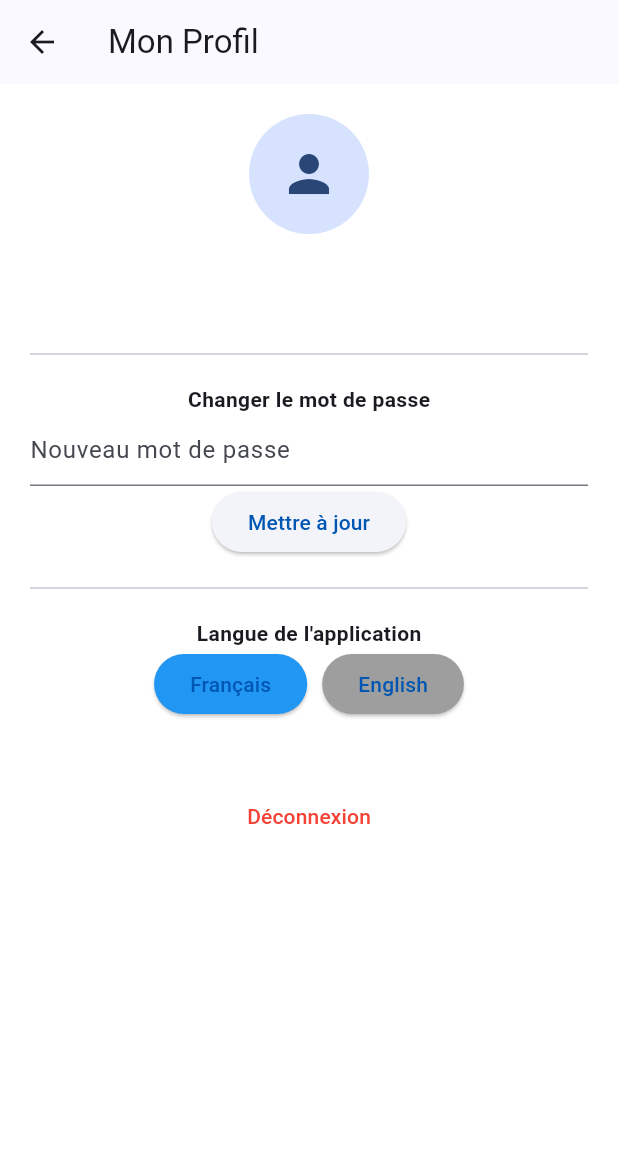
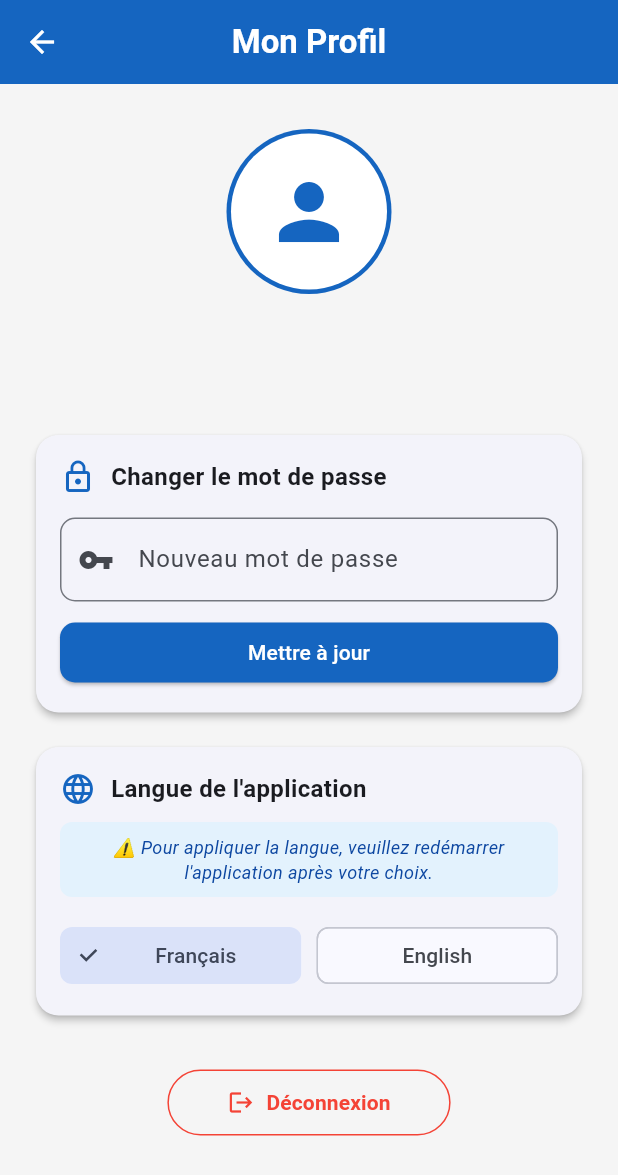
Before and after one commit to Ltressi404NotFound/soutenance2026IUCMobile, a Flutter app: the ProfilePage screen opened by its route, on a phone screen of 412 x 824 dp. Shown: the top 1175 px of the screen. Run offline on Flutter 3.47's test engine with Material 3 defaults, Android fonts, the phone set to English and light mode, and no system bars; our stand-ins replace audioplayers, cloud_firestore, firebase_auth, firebase_core, printing; accounts and stored records are empty; network calls fail.

Commit message:
deuxiemme commit pour la mise a jours

```diff
--- a/lib/main.dart
+++ b/lib/main.dart
@@ -2,6 +2,8 @@ import 'package:flutter/material.dart';
 import 'package:firebase_core/firebase_core.dart';
 import 'package:provider/provider.dart'; // Nécessaire pour la traduction globale
 import 'services/translation_service.dart'; // Ton service de traduction
+import 'views/hopital_carner_page.dart'; // Vérifie que le nom du fichier correspond
+import 'package:firebase_auth/firebase_auth.dart'; // Nécessaire pour passer l'UID
 
 // Import des vues
 import 'views/splash_screen.dart';
@@ -76,6 +78,9 @@ class FirstAidApp extends StatelessWidget {
             '/firstaid_steps': (context) => const FirstAidStepsPage(),
             '/profile': (context) => ProfilePage(),
             '/chat': (context) => ChatPage(), // Route pour la Chatbox
+            '/carnet': (context) => CarnetMedicalPage(
+              uid: FirebaseAuth.instance.currentUser?.uid ?? '',
+            ),
           },
         );
       },
--- a/lib/views/home_page.dart
+++ b/lib/views/home_page.dart
@@ -134,11 +134,11 @@ class HomePage extends StatelessWidget {
                       ),
                       _buildServiceCard(
                         context,
-                        "Hôpitaux",
+                        "Carnet Médical",
                         Icons.local_hospital_rounded,
                         Colors.orangeAccent,
-                        '/hospitals',
-                        "Trouver l'aide"
+                        '/carnet',
+                        "visiter votre carnet médical"
                       ),
                       _buildServiceCard(
                         context,
--- a/lib/views/intro_page.dart
+++ b/lib/views/intro_page.dart
@@ -14,7 +14,7 @@ class _IntroPageState extends State<IntroPage> {
     {
       "title": "Expertise Médicale",
       "desc": "Accédez aux meilleurs neurologues de l'Hôpital de District de Loum depuis votre mobile.",
-      "image": "https://images.unsplash.com/photo-1559839734-2b71f1536783?auto=format&fit=crop&q=80&w=800",
+      "image": "https://img.passeportsante.net/1200x675/2021-05-03/i103772-neurologie.webp",
     },
     {
       "title": "Gestes de Secours",
--- a/lib/views/profile_page.dart
+++ b/lib/views/profile_page.dart
@@ -1,7 +1,7 @@
 import 'package:flutter/material.dart';
 import 'package:firebase_auth/firebase_auth.dart';
 import 'package:cloud_firestore/cloud_firestore.dart';
-import '../services/translation_service.dart'; // Importe ton service
+import '../services/translation_service.dart';
 
 class ProfilePage extends StatefulWidget {
   @override
@@ -13,8 +13,13 @@ class _ProfilePageState extends State<ProfilePage> {
   final TranslationService _trans = TranslationService();
   final user = FirebaseAuth.instance.currentUser;
 
-  // Fonction pour changer le mot de passe sur Firebase
   void _updatePassword() async {
+    if (_passController.text.length < 6) {
+      ScaffoldMessenger.of(context).showSnackBar(
+        SnackBar(content: Text("Le mot de passe doit faire au moins 6 caractères"), backgroundColor: Colors.orange),
+      );
+      return;
+    }
     try {
       await user!.updatePassword(_passController.text);
       ScaffoldMessenger.of(context).showSnackBar(
@@ -31,59 +36,162 @@ class _ProfilePageState extends State<ProfilePage> {
   @override
   Widget build(BuildContext context) {
     return Scaffold(
-      appBar: AppBar(title: Text(_trans.t("profile_title"))),
+      backgroundColor: Colors.grey[100], // Fond légèrement gris pour faire ressortir les cartes
+      appBar: AppBar(
+        title: Text(_trans.t("profile_title"), style: TextStyle(fontWeight: FontWeight.bold)),
+        centerTitle: true,
+        elevation: 0,
+        backgroundColor: Colors.blue[800],
+        foregroundColor: Colors.white,
+      ),
       body: FutureBuilder<DocumentSnapshot>(
-        // Isolation : On ne récupère que le document de l'UID connecté
         future: FirebaseFirestore.instance.collection('utilisateurs').doc(user?.uid).get(),
         builder: (context, snapshot) {
           if (!snapshot.hasData) return Center(child: CircularProgressIndicator());
           var userData = snapshot.data!.data() as Map<String, dynamic>;
 
           return SingleChildScrollView(
-            padding: EdgeInsets.all(20),
+            padding: EdgeInsets.symmetric(horizontal: 20, vertical: 10),
             child: Column(
               children: [
-                CircleAvatar(radius: 40, child: Icon(Icons.person, size: 40)),
-                SizedBox(height: 10),
-                Text(userData['nom'], style: TextStyle(fontSize: 20, fontWeight: FontWeight.bold)),
-                Text(userData['email']),
-                Divider(height: 40),
+                // 1. HEADER PROFIL
+                Container(
+                  padding: EdgeInsets.symmetric(vertical: 20),
+                  child: Column(
+                    children: [
+                      CircleAvatar(
+                        radius: 55,
+                        backgroundColor: Colors.blue[800],
+                        child: CircleAvatar(
+                          radius: 52,
+                          backgroundColor: Colors.white,
+                          child: Icon(Icons.person, size: 60, color: Colors.blue[800]),
+                        ),
+                      ),
+                      SizedBox(height: 15),
+                      Text(userData['nom'] ?? 'Utilisateur',
+                        style: TextStyle(fontSize: 24, fontWeight: FontWeight.bold, color: Colors.black87)),
+                      Text(userData['email'] ?? '',
+                        style: TextStyle(fontSize: 14, color: Colors.grey[600])),
+                    ],
+                  ),
+                ),
 
-                // SECTION MOT DE PASSE
-                Text(_trans.t("change_pass"), style: TextStyle(fontWeight: FontWeight.bold)),
+                // 2. CARTE MOT DE PASSE
+                Card(
+                  elevation: 2,
+                  shape: RoundedRectangleBorder(borderRadius: BorderRadius.circular(15)),
+                  child: Padding(
+                    padding: EdgeInsets.all(16),
+                    child: Column(
+                      crossAxisAlignment: CrossAxisAlignment.start,
+                      children: [
+                        Row(
+                          children: [
+                            Icon(Icons.lock_outline, color: Colors.blue[800]),
+                            SizedBox(width: 10),
+                            Text(_trans.t("change_pass"), style: TextStyle(fontSize: 16, fontWeight: FontWeight.bold)),
+                          ],
+                        ),
+                        SizedBox(height: 15),
                         TextField(
                           controller: _passController,
-                  decoration: InputDecoration(hintText: _trans.t("new_pass_hint")),
                           obscureText: true,
+                          decoration: InputDecoration(
+                            labelText: _trans.t("new_pass_hint"),
+                            border: OutlineInputBorder(borderRadius: BorderRadius.circular(10)),
+                            prefixIcon: Icon(Icons.vpn_key),
                           ),
-                ElevatedButton(onPressed: _updatePassword, child: Text(_trans.t("update_btn"))),
-
-                Divider(height: 40),
-
-                // SECTION LANGUE
-                Text(_trans.t("lang_label"), style: TextStyle(fontWeight: FontWeight.bold)),
-                Row(
-                  mainAxisAlignment: MainAxisAlignment.center,
-                  children: [
-                    ElevatedButton(
-                      onPressed: () => setState(() => TranslationService.lang = "FR"),
-                      style: ElevatedButton.styleFrom(backgroundColor: TranslationService.lang == "FR" ? Colors.blue : Colors.grey),
-                      child: Text("Français"),
                         ),
-                    SizedBox(width: 10),
-                    ElevatedButton(
-                      onPressed: () => setState(() => TranslationService.lang = "EN"),
-                      style: ElevatedButton.styleFrom(backgroundColor: TranslationService.lang == "EN" ? Colors.blue : Colors.grey),
-                      child: Text("English"),
+                        SizedBox(height: 10),
+                        SizedBox(
+                          width: double.infinity,
+                          child: ElevatedButton(
+                            onPressed: _updatePassword,
+                            style: ElevatedButton.styleFrom(
+                              backgroundColor: Colors.blue[800],
+                              foregroundColor: Colors.white,
+                              shape: RoundedRectangleBorder(borderRadius: BorderRadius.circular(10)),
+                            ),
+                            child: Text(_trans.t("update_btn")),
+                          ),
                         ),
                       ],
                     ),
+                  ),
+                ),
 
-                SizedBox(height: 40),
-                TextButton(
+                SizedBox(height: 15),
+
+                // 3. CARTE LANGUE
+                Card(
+                  elevation: 2,
+                  shape: RoundedRectangleBorder(borderRadius: BorderRadius.circular(15)),
+                  child: Padding(
+                    padding: EdgeInsets.all(16),
+                    child: Column(
+                      children: [
+                        Row(
+                          children: [
+                            Icon(Icons.language, color: Colors.blue[800]),
+                            SizedBox(width: 10),
+                            Text(_trans.t("lang_label"), style: TextStyle(fontSize: 16, fontWeight: FontWeight.bold)),
+                          ],
+                        ),
+                        SizedBox(height: 10),
+                        // INSTRUCTION AUTOMATIQUE
+                        Container(
+                          padding: EdgeInsets.all(8),
+                          decoration: BoxDecoration(color: Colors.blue[50], borderRadius: BorderRadius.circular(8)),
+                          child: Text(
+                            "⚠️ Pour appliquer la langue, veuillez redémarrer l'application après votre choix.",
+                            style: TextStyle(fontSize: 12, color: Colors.blue[900], fontStyle: FontStyle.italic),
+                            textAlign: TextAlign.center,
+                          ),
+                        ),
+                        SizedBox(height: 15),
+                        Row(
+                          children: [
+                            Expanded(
+                              child: ChoiceChip(
+                                label: Center(child: Text("Français")),
+                                selected: TranslationService.lang == "FR",
+                                onSelected: (val) {
+                                  setState(() => TranslationService.lang = "FR");
+                                },
+                              ),
+                            ),
+                            SizedBox(width: 10),
+                            Expanded(
+                              child: ChoiceChip(
+                                label: Center(child: Text("English")),
+                                selected: TranslationService.lang == "EN",
+                                onSelected: (val) {
+                                  setState(() => TranslationService.lang = "EN");
+                                },
+                              ),
+                            ),
+                          ],
+                        ),
+                      ],
+                    ),
+                  ),
+                ),
+
+                SizedBox(height: 30),
+
+                // 4. BOUTON DÉCONNEXION
+                OutlinedButton.icon(
                   onPressed: () => FirebaseAuth.instance.signOut().then((_) => Navigator.pushReplacementNamed(context, '/')),
-                  child: Text(_trans.t("logout"), style: TextStyle(color: Colors.red)),
-                )
+                  icon: Icon(Icons.logout, color: Colors.red),
+                  label: Text(_trans.t("logout"), style: TextStyle(color: Colors.red, fontWeight: FontWeight.bold)),
+                  style: OutlinedButton.styleFrom(
+                    side: BorderSide(color: Colors.red),
+                    padding: EdgeInsets.symmetric(horizontal: 40, vertical: 12),
+                    shape: RoundedRectangleBorder(borderRadius: BorderRadius.circular(30)),
+                  ),
+                ),
+                SizedBox(height: 20),
               ],
             ),
           );
--- a/pubspec.yaml
+++ b/pubspec.yaml
@@ -44,6 +44,8 @@ dependencies:
   url_launcher: ^6.3.1   # Pour l'appel d'urgence
   provider: ^6.1.2       # Pour gérer la langue dans toute l'app
   intl: ^0.19.0
+  pdf: ^3.10.4
+  printing: ^5.11.0
 
 dev_dependencies:
   flutter_test:
```
Also changed, not shown: lib/models/carnet_model.dart (added, +20 -0 lines), lib/services/database_service.dart (added, +16 -0 lines), lib/views/hopital_carner_page.dart (added, +146 -0 lines), pubspec.lock, 4 other files. Lines whose indentation alone changed are shown as unchanged.
